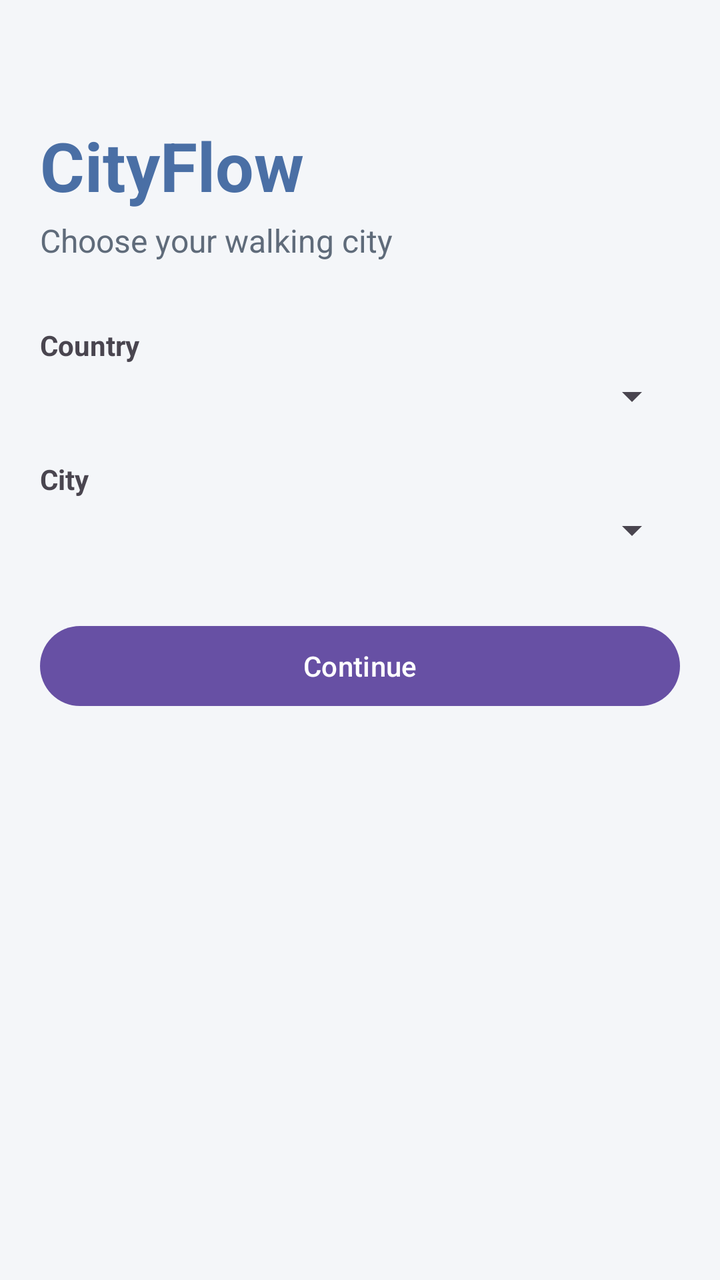
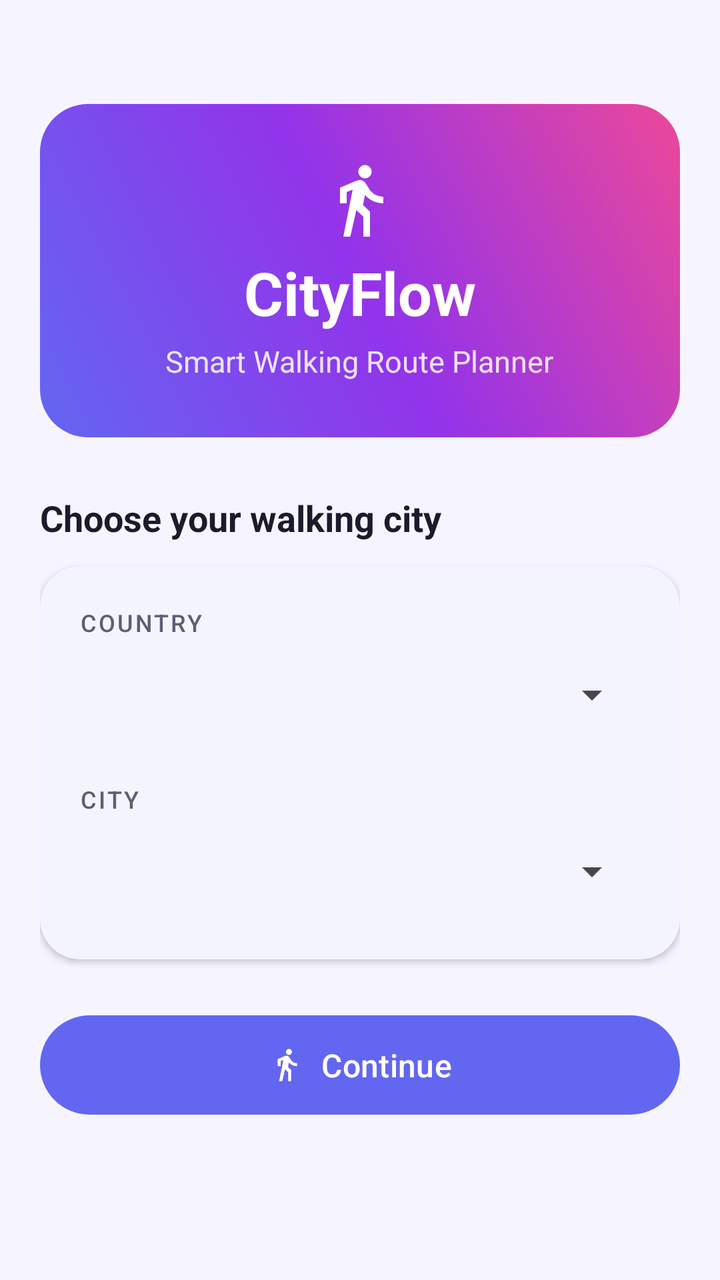

Before-and-after screenshots of an Android layout around one commit, followed by the original layout XML and the change that was made.
<!-- AndroidManifest.xml: application theme Theme.CityFlow -->
<!-- res/layout/activity_city_selection.xml -->
<?xml version="1.0" encoding="utf-8"?>
<ScrollView xmlns:android="http://schemas.android.com/apk/res/android"
    android:id="@+id/citySelectionRoot"
    android:layout_width="match_parent"
    android:layout_height="match_parent"
    android:fillViewport="true"
    android:fitsSystemWindows="true"
    android:background="@color/cityflow_surface">

    <LinearLayout
        android:layout_width="match_parent"
        android:layout_height="wrap_content"
        android:orientation="vertical"
        android:padding="20dp">

        <TextView
            android:layout_width="wrap_content"
            android:layout_height="wrap_content"
            android:layout_marginTop="40dp"
            android:text="@string/app_name"
            android:textColor="@color/cityflow_primary"
            android:textSize="34sp"
            android:textStyle="bold" />

        <TextView
            android:layout_width="wrap_content"
            android:layout_height="wrap_content"
            android:layout_marginTop="4dp"
            android:layout_marginBottom="32dp"
            android:text="@string/choose_city_subtitle"
            android:textColor="@color/cityflow_text_secondary"
            android:textSize="16sp" />

        <TextView
            android:layout_width="wrap_content"
            android:layout_height="wrap_content"
            android:text="@string/label_country"
            android:textStyle="bold" />

        <Spinner
            android:id="@+id/countrySpinner"
            android:layout_width="match_parent"
            android:layout_height="wrap_content"
            android:layout_marginTop="4dp" />

        <TextView
            android:layout_width="wrap_content"
            android:layout_height="wrap_content"
            android:layout_marginTop="20dp"
            android:text="@string/label_city"
            android:textStyle="bold" />

        <Spinner
            android:id="@+id/citySpinner"
            android:layout_width="match_parent"
            android:layout_height="wrap_content"
            android:layout_marginTop="4dp" />

        <Button
            android:id="@+id/continueButton"
            android:layout_width="match_parent"
            android:layout_height="wrap_content"
            android:layout_marginTop="32dp"
            android:text="@string/continue_button" />

    </LinearLayout>
</ScrollView>
<!-- resources referenced by this layout -->
<resources>
  <color name="cityflow_primary">#FF4A6FA5</color>
  <color name="cityflow_surface">#FFF4F6F9</color>
  <color name="cityflow_text_secondary">#FF5F6B7A</color>
  <string name="app_name">CityFlow</string>
  <string name="choose_city_subtitle">Choose your walking city</string>
  <string name="continue_button">Continue</string>
  <string name="label_city">City</string>
  <string name="label_country">Country</string>
  <style name="Theme.CityFlow" parent="Base.Theme.CityFlow" />
  <style name="Base.Theme.CityFlow" parent="Theme.Material3.DayNight.NoActionBar">
          
          
      </style>
</resources>

<!-- the commit's change to res/layout/activity_city_selection.xml (unified diff, before → after) -->
@@ -1,11 +1,12 @@
 <?xml version="1.0" encoding="utf-8"?>
 <ScrollView xmlns:android="http://schemas.android.com/apk/res/android"
+    xmlns:app="http://schemas.android.com/apk/res-auto"
     android:id="@+id/citySelectionRoot"
     android:layout_width="match_parent"
     android:layout_height="match_parent"
     android:fillViewport="true"
     android:fitsSystemWindows="true"
-    android:background="@color/cityflow_surface">
+    android:background="?android:attr/colorBackground">
 
     <LinearLayout
         android:layout_width="match_parent"
@@ -13,55 +14,106 @@
         android:orientation="vertical"
         android:padding="20dp">
 
-        <TextView
-            android:layout_width="wrap_content"
+        
+        <LinearLayout
+            android:layout_width="match_parent"
             android:layout_height="wrap_content"
-            android:layout_marginTop="40dp"
-            android:text="@string/app_name"
-            android:textColor="@color/cityflow_primary"
-            android:textSize="34sp"
-            android:textStyle="bold" />
+            android:layout_marginTop="32dp"
+            android:background="@drawable/bg_hero"
+            android:gravity="center"
+            android:orientation="vertical"
+            android:padding="28dp">
+
+            <ImageView
+                android:layout_width="40dp"
+                android:layout_height="40dp"
+                android:contentDescription="@null"
+                android:src="@drawable/ic_walk"
+                app:tint="@color/white" />
+
+            <TextView
+                android:layout_width="wrap_content"
+                android:layout_height="wrap_content"
+                android:layout_marginTop="6dp"
+                android:text="@string/app_name"
+                android:textColor="@color/white"
+                android:textSize="30sp"
+                android:textStyle="bold" />
+
+            <TextView
+                android:layout_width="wrap_content"
+                android:layout_height="wrap_content"
+                android:layout_marginTop="4dp"
+                android:alpha="0.85"
+                android:text="@string/app_tagline"
+                android:textColor="@color/white"
+                android:textSize="15sp" />
+        </LinearLayout>
 
         <TextView
             android:layout_width="wrap_content"
             android:layout_height="wrap_content"
-            android:layout_marginTop="4dp"
-            android:layout_marginBottom="32dp"
+            android:layout_marginTop="28dp"
             android:text="@string/choose_city_subtitle"
-            android:textColor="@color/cityflow_text_secondary"
-            android:textSize="16sp" />
-
-        <TextView
-            android:layout_width="wrap_content"
-            android:layout_height="wrap_content"
-            android:text="@string/label_country"
+            android:textColor="?attr/colorOnSurface"
+            android:textSize="18sp"
             android:textStyle="bold" />
 
-        <Spinner
-            android:id="@+id/countrySpinner"
+        <com.google.android.material.card.MaterialCardView
             android:layout_width="match_parent"
             android:layout_height="wrap_content"
-            android:layout_marginTop="4dp" />
+            android:layout_marginTop="12dp"
+            app:cardBackgroundColor="?attr/colorSurface"
+            app:cardCornerRadius="20dp"
+            app:cardElevation="2dp"
+            app:strokeWidth="0dp">
 
-        <TextView
-            android:layout_width="wrap_content"
-            android:layout_height="wrap_content"
-            android:layout_marginTop="20dp"
-            android:text="@string/label_city"
-            android:textStyle="bold" />
+            <LinearLayout
+                android:layout_width="match_parent"
+                android:layout_height="wrap_content"
+                android:orientation="vertical"
+                android:padding="20dp">
 
-        <Spinner
-            android:id="@+id/citySpinner"
-            android:layout_width="match_parent"
-            android:layout_height="wrap_content"
-            android:layout_marginTop="4dp" />
+                <TextView
+                    style="@style/TextAppearance.CityFlow.SectionLabel"
+                    android:layout_width="wrap_content"
+                    android:layout_height="wrap_content"
+                    android:text="@string/label_country" />
+
+                <Spinner
+                    android:id="@+id/countrySpinner"
+                    android:layout_width="match_parent"
+                    android:layout_height="wrap_content"
+                    android:layout_marginTop="4dp"
+                    android:minHeight="48dp" />
+
+                <TextView
+                    style="@style/TextAppearance.CityFlow.SectionLabel"
+                    android:layout_width="wrap_content"
+                    android:layout_height="wrap_content"
+                    android:layout_marginTop="20dp"
+                    android:text="@string/label_city" />
+
+                <Spinner
+                    android:id="@+id/citySpinner"
+                    android:layout_width="match_parent"
+                    android:layout_height="wrap_content"
+                    android:layout_marginTop="4dp"
+                    android:minHeight="48dp" />
+
+            </LinearLayout>
+        </com.google.android.material.card.MaterialCardView>
 
         <Button
             android:id="@+id/continueButton"
             android:layout_width="match_parent"
             android:layout_height="wrap_content"
-            android:layout_marginTop="32dp"
-            android:text="@string/continue_button" />
+            android:layout_marginTop="24dp"
+            android:paddingVertical="14dp"
+            android:text="@string/continue_button"
+            android:textSize="16sp"
+            app:icon="@drawable/ic_walk"
+            app:iconGravity="textStart" />
 
     </LinearLayout>
 </ScrollView>
<!-- resource entries referenced after the edit -->
@@ -1,17 +1,63 @@
 <!-- resources referenced by this layout -->
 <resources>
-  <color name="cityflow_primary">#FF4A6FA5</color>
-  <color name="cityflow_surface">#FFF4F6F9</color>
-  <color name="cityflow_text_secondary">#FF5F6B7A</color>
+  <color name="white">#FFFFFFFF</color>
+  <!-- drawable bg_hero (drawable) -->
+  <shape xmlns:android="http://schemas.android.com/apk/res/android"
+      android:shape="rectangle">
+      <gradient
+          android:angle="45"
+          android:startColor="@color/cityflow_hero_start"
+          android:centerColor="@color/cityflow_hero_center"
+          android:endColor="@color/cityflow_hero_end"
+          android:type="linear" />
+      <corners android:radius="24dp" />
+  </shape>
+  <!-- drawable ic_walk (drawable) -->
+  <vector xmlns:android="http://schemas.android.com/apk/res/android"
+      android:width="24dp" android:height="24dp"
+      android:viewportWidth="24" android:viewportHeight="24"
+      android:tint="?attr/colorOnPrimary">
+      <path android:fillColor="@android:color/white"
+          android:pathData="M13.5,5.5c1.1,0 2,-0.9 2,-2s-0.9,-2 -2,-2 -2,0.9 -2,2 0.9,2 2,2zM9.8,8.9L7,23h2.1l1.8,-8 2.1,2v6h2v-7.5l-2.1,-2 0.6,-3C14.8,12 16.8,13 19,13v-2c-1.9,0 -3.5,-1 -4.3,-2.4l-1,-1.6c-0.4,-0.6 -1,-1 -1.7,-1 -0.3,0 -0.5,0.1 -0.8,0.1L6,8.3L6,13h2L8,9.6l1.8,-0.7"/>
+  </vector>
+  <color name="cityflow_primary">#FF6366F1</color>
+  <color name="cityflow_on_primary">#FFFFFFFF</color>
+  <color name="cityflow_primary_container">#FFE6E6FE</color>
+  <color name="cityflow_on_primary_container">#FF2A2172</color>
+  <color name="cityflow_accent">#FFF97316</color>
+  <color name="cityflow_on_accent">#FFFFFFFF</color>
+  <color name="cityflow_surface">#FFF6F5FF</color>
+  <color name="cityflow_card">#FFFFFFFF</color>
+  <color name="cityflow_text_primary">#FF1B1B2B</color>
+  <color name="cityflow_text_secondary">#FF5B5F73</color>
+  <color name="cityflow_outline">#FFDFDDF7</color>
   <string name="app_name">CityFlow</string>
+  <string name="app_tagline">Smart Walking Route Planner</string>
   <string name="choose_city_subtitle">Choose your walking city</string>
   <string name="continue_button">Continue</string>
   <string name="label_city">City</string>
   <string name="label_country">Country</string>
+  <style name="TextAppearance.CityFlow.SectionLabel" parent="TextAppearance.Material3.LabelMedium">
+          <item name="android:textAllCaps">true</item>
+          <item name="android:letterSpacing">0.08</item>
+          <item name="android:textColor">?attr/colorOnSurfaceVariant</item>
+      </style>
   <style name="Theme.CityFlow" parent="Base.Theme.CityFlow" />
+  <color name="cityflow_hero_start">#FF6366F1</color>
+  <color name="cityflow_hero_center">#FF9333EA</color>
+  <color name="cityflow_hero_end">#FFEC4899</color>
   <style name="Base.Theme.CityFlow" parent="Theme.Material3.DayNight.NoActionBar">
-          
-          
+          <item name="colorPrimary">@color/cityflow_primary</item>
+          <item name="colorOnPrimary">@color/cityflow_on_primary</item>
+          <item name="colorPrimaryContainer">@color/cityflow_primary_container</item>
+          <item name="colorOnPrimaryContainer">@color/cityflow_on_primary_container</item>
+          <item name="colorSecondary">@color/cityflow_accent</item>
+          <item name="colorOnSecondary">@color/cityflow_on_accent</item>
+          <item name="android:colorBackground">@color/cityflow_surface</item>
+          <item name="colorSurface">@color/cityflow_card</item>
+          <item name="colorOnSurface">@color/cityflow_text_primary</item>
+          <item name="colorOnSurfaceVariant">@color/cityflow_text_secondary</item>
+          <item name="colorOutline">@color/cityflow_outline</item>
       </style>
 </resources>
 
